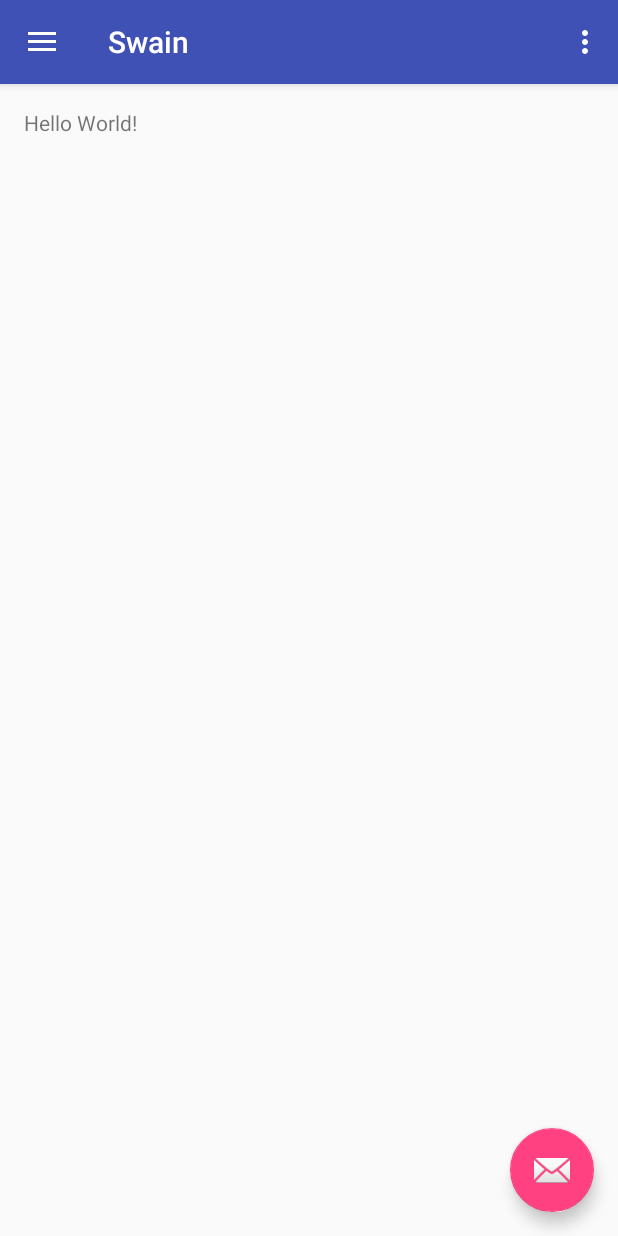
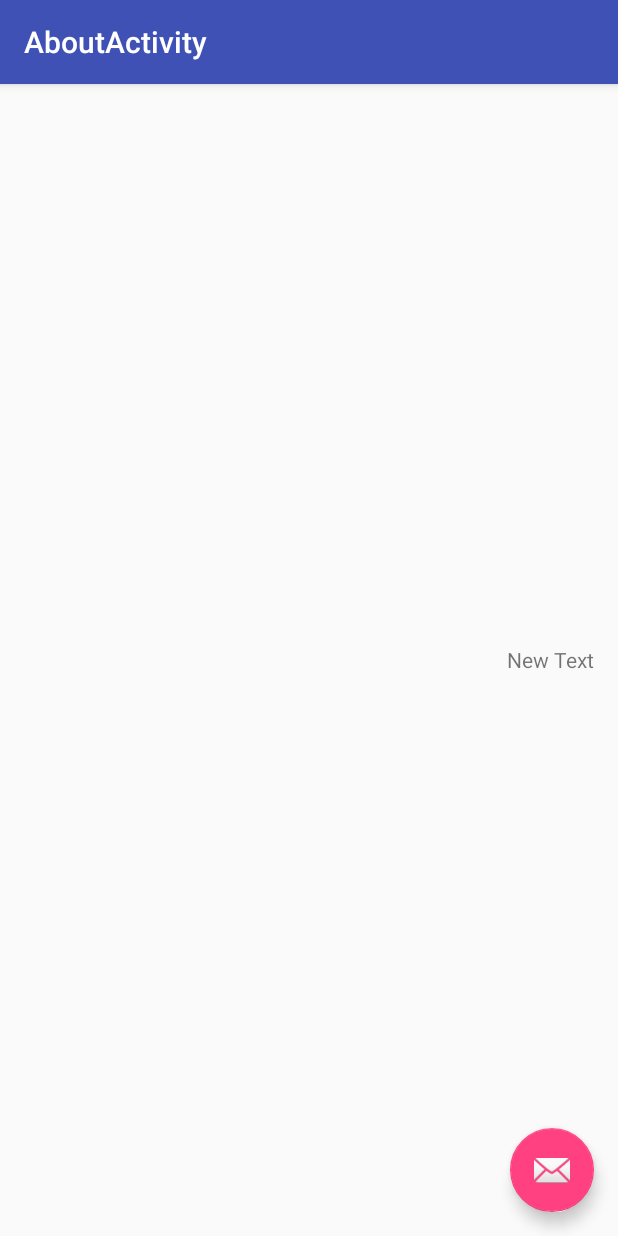
Before and after one commit to lotreal/Swain, an Android app: the screen it shows after launch (MainActivity before the commit, AboutActivity after it), in the options menu, after a tap on "Settings", on a phone screen of 412 x 824 dp. Run offline under Robolectric (Android 15) with nearby library versions, the phone set to English and light mode, and no system bars; our stand-ins replace ButterKnife.

```diff
--- a/app/build.gradle
+++ b/app/build.gradle
@@ -25,12 +25,16 @@ dependencies {
     testCompile 'junit:junit:4.12'
     compile 'com.android.support:appcompat-v7:23.1.1'
     compile 'com.android.support:design:23.1.1'
-    compile 'com.google.dagger:dagger:2.0.2'
-    apt 'com.google.dagger:dagger-compiler:2.0.2'
+
+    compile 'im.lot.dagger:dagger:2.1-SNAPSHOT'
+    apt 'im.lot.dagger:dagger-compiler:2.1-SNAPSHOT'
 
     compile 'com.hannesdorfmann.annotationprocessing101.factorypattern:annotation:1.0'
     apt 'com.hannesdorfmann.annotationprocessing101.factorypattern:processor:1.0'
 
+    compile 'com.jakewharton:butterknife:8.0.0-SNAPSHOT'
+    apt 'com.jakewharton:butterknife-compiler:8.0.0-SNAPSHOT'
+
     provided 'javax.annotation:javax.annotation-api:1.2'
 
 }
--- a/app/src/main/AndroidManifest.xml
+++ b/app/src/main/AndroidManifest.xml
@@ -3,10 +3,10 @@
     package="im.lot.swain">
 
     <application
+        android:name=".App"
         android:allowBackup="true"
         android:icon="@mipmap/ic_launcher"
         android:label="@string/app_name"
-        android:name=".App"
         android:supportsRtl="true"
         android:theme="@style/AppTheme">
         <activity
@@ -19,6 +19,10 @@
                 <category android:name="android.intent.category.LAUNCHER" />
             </intent-filter>
         </activity>
+        <activity
+            android:name=".AboutActivity"
+            android:label="@string/title_activity_about"
+            android:theme="@style/AppTheme.NoActionBar"></activity>
     </application>
 
 </manifest>
--- /dev/null
+++ b/app/src/main/java/im/lot/swain/AboutActivity.java
@@ -0,0 +1,47 @@
+package im.lot.swain;
+
+import android.os.Bundle;
+import android.support.design.widget.FloatingActionButton;
+import android.support.design.widget.Snackbar;
+import android.support.v7.app.AppCompatActivity;
+import android.support.v7.widget.Toolbar;
+import android.util.Log;
+import android.view.View;
+import android.widget.TextView;
+
+import butterknife.Bind;
+import butterknife.ButterKnife;
+import im.lot.swain.annotation.InjectExtra;
+
+public class AboutActivity extends AppCompatActivity {
+    @Bind(value = R.id.textView2)
+    TextView textView2;
+
+    @InjectExtra(value = "config", optional = true)
+    Config config;
+
+    @Override
+    protected void onCreate(Bundle savedInstanceState) {
+        super.onCreate(savedInstanceState);
+        setContentView(R.layout.activity_about);
+        Toolbar toolbar = (Toolbar) findViewById(R.id.toolbar);
+        setSupportActionBar(toolbar);
+
+        FloatingActionButton fab = (FloatingActionButton) findViewById(R.id.fab);
+        fab.setOnClickListener(new View.OnClickListener() {
+            @Override
+            public void onClick(View view) {
+                Snackbar.make(view, "Replace with your own action", Snackbar.LENGTH_LONG)
+                        .setAction("Action", null).show();
+            }
+        });
+
+        App.component(this).inject(this);
+        AboutActivityMyInjector.inject(this);
+        ButterKnife.bind(this);
+
+        Log.d("MAIN ABOUT", config.toString());
+        Log.d("MAIN ABOUT", textView2.toString());
+    }
+
+}
--- /dev/null
+++ b/app/src/main/java/im/lot/swain/AboutActivityMyInjector.java
@@ -0,0 +1,10 @@
+package im.lot.swain;
+
+/**
+ * Created by luotao on 15/12/12.
+ */
+public class AboutActivityMyInjector {
+    public static void inject(AboutActivity activity) {
+        activity.config = (Config) activity.getIntent().getSerializableExtra("config");
+    }
+}
--- a/app/src/main/java/im/lot/swain/AppComponent.java
+++ b/app/src/main/java/im/lot/swain/AppComponent.java
@@ -11,4 +11,5 @@ import dagger.Component;
 @Component
 public interface AppComponent {
     void inject(MainActivity activity);
+    void inject(AboutActivity activity);
 }
--- a/app/src/main/java/im/lot/swain/Config.java
+++ b/app/src/main/java/im/lot/swain/Config.java
@@ -1,4 +1,6 @@
 package im.lot.swain;
+
+import java.io.Serializable;
 
 import javax.inject.Inject;
 import javax.inject.Singleton;
@@ -7,7 +9,7 @@ import javax.inject.Singleton;
  * Created by luotao on 15/12/10.
  */
 @Singleton
-public class Config {
+public class Config implements Serializable {
     @Inject
     public Config() {
     }
--- a/app/src/main/java/im/lot/swain/MainActivity.java
+++ b/app/src/main/java/im/lot/swain/MainActivity.java
@@ -1,5 +1,6 @@
 package im.lot.swain;
 
+import android.content.Intent;
 import android.os.Bundle;
 import android.support.design.widget.FloatingActionButton;
 import android.support.design.widget.NavigationView;
@@ -16,6 +17,8 @@ import android.view.View;
 
 import javax.inject.Inject;
 
+import butterknife.ButterKnife;
+
 public class MainActivity extends AppCompatActivity
         implements NavigationView.OnNavigationItemSelectedListener {
 
@@ -30,6 +33,7 @@ public class MainActivity extends AppCompatActivity
         setContentView(R.layout.activity_main);
 
         App.component(this).inject(this);
+        ButterKnife.bind(this);
         Log.d("MAIN", config.toString());
         Log.d("MAIN", config2.toString());
 
@@ -82,6 +86,10 @@ public class MainActivity extends AppCompatActivity
 
         //noinspection SimplifiableIfStatement
         if (id == R.id.action_settings) {
+            Intent intent = new Intent();
+            intent.putExtra("config", new Config());
+            intent.setClass(getApplicationContext(), AboutActivity.class);
+            startActivity(intent);
             return true;
         }
 
--- /dev/null
+++ b/app/src/main/java/im/lot/swain/annotation/InjectExtra.java
@@ -0,0 +1,16 @@
+package im.lot.swain.annotation;
+
+import static java.lang.annotation.RetentionPolicy.RUNTIME;
+
+import java.lang.annotation.ElementType;
+import java.lang.annotation.Retention;
+import java.lang.annotation.Target;
+
+
+@Retention(RUNTIME)
+@Target( { ElementType.FIELD, ElementType.PARAMETER, ElementType.METHOD })
+public @interface InjectExtra {
+    String value();
+
+    boolean optional() default false;
+}
--- /dev/null
+++ b/app/src/main/res/layout/activity_about.xml
@@ -0,0 +1,34 @@
+<?xml version="1.0" encoding="utf-8"?>
+<android.support.design.widget.CoordinatorLayout xmlns:android="http://schemas.android.com/apk/res/android"
+    xmlns:app="http://schemas.android.com/apk/res-auto"
+    xmlns:tools="http://schemas.android.com/tools"
+    android:layout_width="match_parent"
+    android:layout_height="match_parent"
+    android:fitsSystemWindows="true"
+    tools:context="im.lot.swain.AboutActivity">
+
+    <android.support.design.widget.AppBarLayout
+        android:layout_width="match_parent"
+        android:layout_height="wrap_content"
+        android:theme="@style/AppTheme.AppBarOverlay">
+
+        <android.support.v7.widget.Toolbar
+            android:id="@+id/toolbar"
+            android:layout_width="match_parent"
+            android:layout_height="?attr/actionBarSize"
+            android:background="?attr/colorPrimary"
+            app:popupTheme="@style/AppTheme.PopupOverlay" />
+
+    </android.support.design.widget.AppBarLayout>
+
+    <include layout="@layout/content_about" />
+
+    <android.support.design.widget.FloatingActionButton
+        android:id="@+id/fab"
+        android:layout_width="wrap_content"
+        android:layout_height="wrap_content"
+        android:layout_gravity="bottom|end"
+        android:layout_margin="@dimen/fab_margin"
+        android:src="@android:drawable/ic_dialog_email" />
+
+</android.support.design.widget.CoordinatorLayout>
--- /dev/null
+++ b/app/src/main/res/layout/content_about.xml
@@ -0,0 +1,23 @@
+<?xml version="1.0" encoding="utf-8"?>
+<RelativeLayout xmlns:android="http://schemas.android.com/apk/res/android"
+    xmlns:app="http://schemas.android.com/apk/res-auto"
+    xmlns:tools="http://schemas.android.com/tools"
+    android:layout_width="match_parent"
+    android:layout_height="match_parent"
+    android:paddingBottom="@dimen/activity_vertical_margin"
+    android:paddingLeft="@dimen/activity_horizontal_margin"
+    android:paddingRight="@dimen/activity_horizontal_margin"
+    android:paddingTop="@dimen/activity_vertical_margin"
+    app:layout_behavior="@string/appbar_scrolling_view_behavior"
+    tools:context="im.lot.swain.AboutActivity"
+    tools:showIn="@layout/activity_about">
+
+    <TextView
+        android:layout_width="wrap_content"
+        android:layout_height="wrap_content"
+        android:text="New Text"
+        android:id="@+id/textView2"
+        android:layout_centerVertical="true"
+        android:layout_alignParentRight="true"
+        android:layout_alignParentEnd="true" />
+</RelativeLayout>
--- a/app/src/main/res/values/strings.xml
+++ b/app/src/main/res/values/strings.xml
@@ -5,4 +5,5 @@
     <string name="navigation_drawer_close">Close navigation drawer</string>
 
     <string name="action_settings">Settings</string>
+    <string name="title_activity_about">AboutActivity</string>
 </resources>
--- a/build.gradle
+++ b/build.gradle
@@ -2,8 +2,11 @@
 
 buildscript {
     repositories {
+        mavenLocal()
         jcenter()
-        mavenLocal()
+        maven {
+            url 'https://oss.sonatype.org/content/repositories/snapshots/'
+        }
     }
     dependencies {
         classpath 'com.android.tools.build:gradle:1.5.0'
@@ -16,8 +19,11 @@ buildscript {
 
 allprojects {
     repositories {
+        mavenLocal()
         jcenter()
-        mavenLocal()
+        maven {
+            url 'https://oss.sonatype.org/content/repositories/snapshots/'
+        }
     }
 }
 
```
